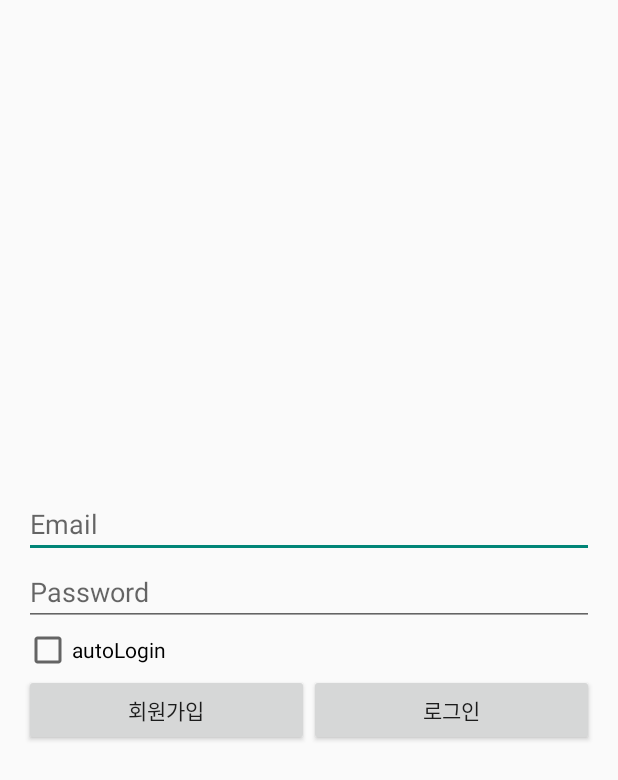
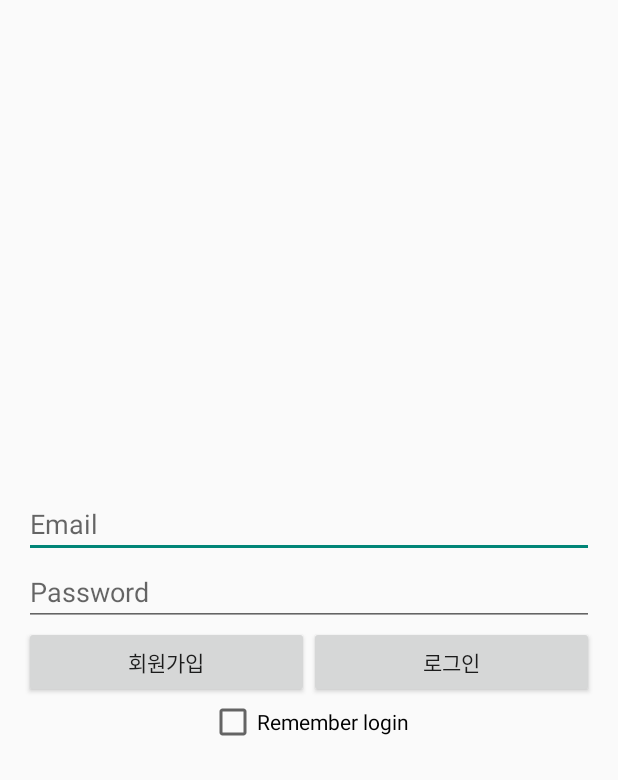
Before and after one commit to HSflower/AndroidProjects, an Android app: the LoginActivity screen opened directly, with no data from a screen before it, on a phone screen of 412 x 824 dp. Shown: the top 780 px of the screen. Run offline under Robolectric (Android 15) with nearby library versions, the phone set to English and light mode, and no system bars.

Commit message:
자동로그인 기능 추

```diff
--- a/app/src/main/java/com/example/hong_inseon/projectlouvre/LoginActivity.java
+++ b/app/src/main/java/com/example/hong_inseon/projectlouvre/LoginActivity.java
@@ -5,20 +5,32 @@
 package com.example.hong_inseon.projectlouvre;
 
 import android.content.Intent;
+import android.content.SharedPreferences;
 import android.os.Bundle;
 import android.support.v7.app.AppCompatActivity;
 import android.util.Log;
 import android.view.View;
 import android.widget.Button;
+import android.widget.CheckBox;
+import android.widget.CompoundButton;
 import android.widget.EditText;
 import android.widget.Toast;
+
+//import static android.app.Activity.RESULT_OK;
 //import org.apache.http.HttpResponse;
 //import org.apache.http.client.HttpClient;
 
 public class LoginActivity extends AppCompatActivity {
 
     private EditText etEmail;
+    private EditText etPassword;
     private Button btnJoin; //sign up button
+    private Button btnLogin; //login button
+    private CheckBox autoLogin;
+
+    SharedPreferences pref;
+    SharedPreferences.Editor editor;
+    //Boolean loginChecked;
 
     @Override
     protected void onCreate(Bundle savedInstanceState) {
@@ -26,10 +38,18 @@ public class LoginActivity extends AppCompatActivity {
         setContentView(R.layout.activity_login);
 
         etEmail = (EditText) findViewById(R.id.etEmail);
+        etPassword = (EditText) findViewById(R.id.etPassword);
         btnJoin = (Button) findViewById(R.id.btnJoin);
+        autoLogin = (CheckBox) findViewById(R.id.autoLogin);
+
+        pref = getSharedPreferences("pref", 0);
+        editor = pref.edit();
+
+
+        //회원가입 버튼 누르면
         btnJoin.setOnClickListener(new View.OnClickListener() {
             @Override
-            public void onClick(View v){
+            public void onClick(View v) {
                 Intent intent = new Intent(getApplicationContext(), JoinActivity.class);
 
                 // SINGLE_TOP : 이미 만들어진게 있으면 그걸 쓰고 없으면 만들어서 사용
@@ -39,10 +59,41 @@ public class LoginActivity extends AppCompatActivity {
                 startActivityForResult(intent, 1000);
             }
         });
+
+        //if autoLogin checked, get input
+        if (pref.getBoolean("autoLogin", false)) {
+            etEmail.setText(pref.getString("id", ""));
+            etPassword.setText(pref.getString("pw", ""));
+            autoLogin.setChecked(true);
+            // goto LoginActivity
+        }
+
+
+
+        //set checkBoxListener
+        // 로그인 처리
+        autoLogin.setOnCheckedChangeListener(new CompoundButton.OnCheckedChangeListener() {
+            @Override
+            public void onCheckedChanged(CompoundButton buttonView, boolean isChecked) {
+                if (isChecked) {
+                    String id = etEmail.getText().toString();
+                    String pw = etEmail.getText().toString();
+
+                    editor.putString("id", id);
+                    editor.putString("pw", pw);
+                    editor.putBoolean("autoLogin", true);
+                    editor.commit();
+                } else {
+                    //if unChecked, remove All
+                    editor.clear();
+                    editor.commit();
+                }
+            }
+        });
     }
 
     @Override
-    protected void onActivityResult(int requestCode, int resultCode, Intent data){
+    protected void onActivityResult(int requestCode, int resultCode, Intent data) {
         super.onActivityResult(requestCode, resultCode, data);
 
         //setResult를 통해 받아온 요청번호, 상태, 데이터
@@ -50,13 +101,85 @@ public class LoginActivity extends AppCompatActivity {
         Log.d("RESULT", resultCode + "");
         Log.d("RESULT", data + "");
 
-        if(requestCode == 1000 & resultCode == RESULT_OK) {
+        if (requestCode == 1000 & resultCode == RESULT_OK) {
             Toast.makeText(LoginActivity.this, "회원 가입을 완료했습니다!", Toast.LENGTH_SHORT).show();
             etEmail.setText(data.getStringExtra("email"));
         }
     }
 
+    public void login_btn(View view){
+        Toast.makeText(LoginActivity.this, "login successed", Toast.LENGTH_LONG).show();
+        Intent intent = new Intent(LoginActivity.this, MainActivity.class);
+        startActivity(intent);
+        finish();
+       // String sMessage = etEmail.getText().toString();
+        //String result = SendByHttp(sMessage);
+       // String[][] parsedData = jsonParserList(result); //data parsing
+       // if(parsedData[0][0].equals("succed")){
+       //     Toast.makeText(LoginActivity.this, "login successed", Toast.LENGTH_LONG).show();
+       //     Intent intent = new Intent(LoginActivity.this, MainActivity.class);
+       //     startActivity(intent);
+        //    finish();
+       // }
+    }
+
+
+
+
+
     /*
+
+    //////????
+        else {
+            // if autoLogin unChecked
+            String email = etEmail.getText().toString();
+            String password = etPassword.getText().toString();
+            Boolean validation = loginValidation(email, password);
+
+            if (validation) {
+                Toast.makeText(LoginActivity.this, "Login Success", Toast.LENGTH_LONG).show();
+                // save id, password to Database
+
+                if (loginChecked) {
+                    // if autoLogin Checked, save values
+                    editor.putString("email", email);
+                    editor.putString("password", password);
+                    editor.putBoolean("autoLogin", true);
+                    editor.commit();
+                }
+
+                //goto LoginActivity
+            } else {
+                Toast.makeText(LoginActivity.this, "Login Failed", Toast.LENGTH_LONG).show();
+                //goto LoginActivity
+            }
+        }
+
+
+// 로그인 확인
+    // Preference에서 받아온 정보와 일치하면 true반환
+    // 저장된 정보가 없거나 일치하지 않으면 false 반환
+    private boolean loginValidation(String id, String password) {
+        if(pref.getString("id","").equals(id) && pref.getString("pw","").equals(password)) {
+            // login success
+            return true;
+        } else if (pref.getString("id","").equals(null)){
+            // sign in first
+            Toast.makeText(LoginActivity.this, "Please Sign in first", Toast.LENGTH_LONG).show();
+            return false;
+        } else {
+            // login failed
+            return false;
+        }
+    }
+
+
+
+
+
+
+    //
+
     private EditText etEmail;
     private EditText etPassword;
     //private Button btnRegist; //sign up button
--- a/app/src/main/res/layout/activity_login.xml
+++ b/app/src/main/res/layout/activity_login.xml
@@ -35,13 +35,7 @@
                 android:layout_alignParentLeft="true"
                 android:layout_alignParentStart="true"/>
 
-        <CheckBox
-                android:text="autoLogin"
-                android:layout_width="match_parent"
-                android:layout_height="wrap_content"
-                android:layout_above="@+id/btnJoin"
-                android:layout_alignStart="@+id/btnLogin"
-                android:id="@+id/autoLogin" />
+
 
         <LinearLayout
             android:orientation="horizontal"
@@ -73,4 +67,12 @@
                 android:layout_weight="1"/>
         </LinearLayout>
 
+    <CheckBox
+        android:id="@+id/autoLogin"
+        android:text="Remember login"
+        android:layout_width="wrap_content"
+        android:layout_height="wrap_content"
+        android:layout_below="@+id/btnJoin"
+        android:layout_centerHorizontal="true"/>
+
 </LinearLayout>
```
